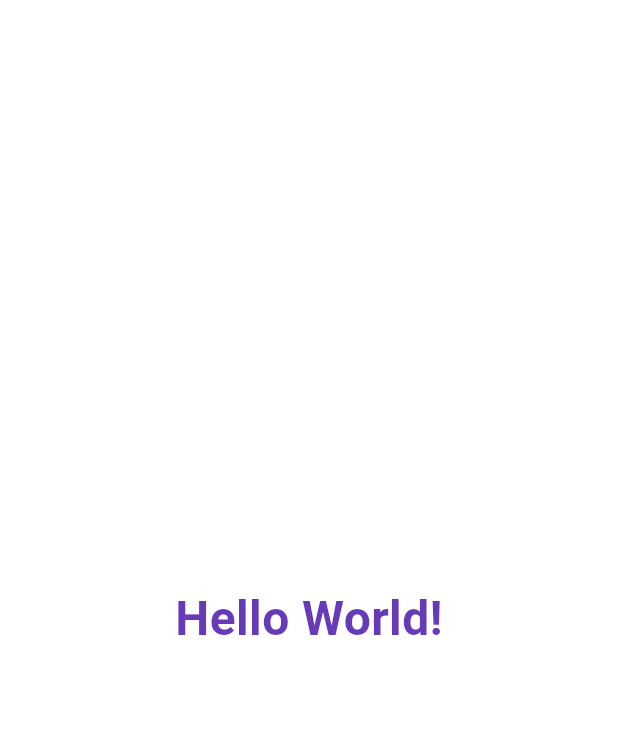
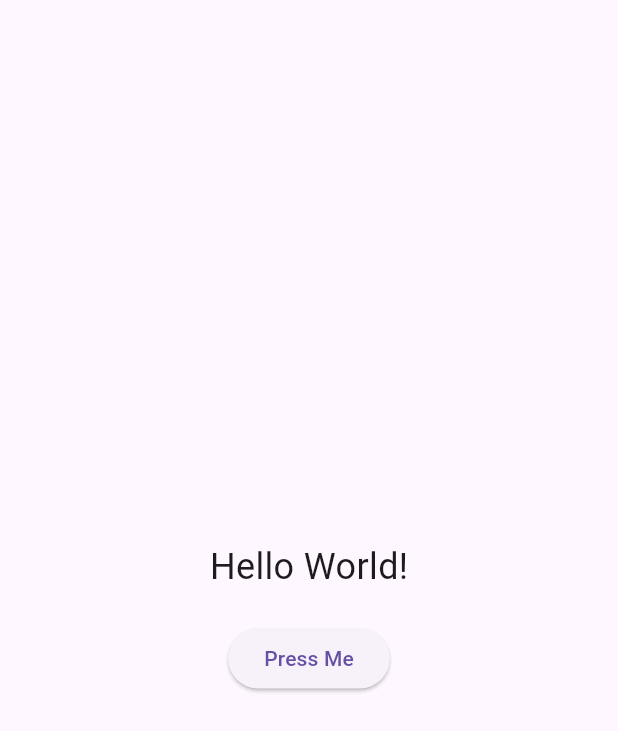
Before and after one commit to noobarafat/MAD_TrackerSheet, a Flutter app: the screen it shows after launch, on a phone screen of 412 x 824 dp. Shown: the top 731 px of the screen. Run offline on Flutter 3.47's test engine with Material 3 defaults, Android fonts, the phone set to English and light mode, and no system bars; Roboto replaces fonts that are missing (Lobster).

Commit message:
P2: Button Press

```diff
--- a/lib/main.dart
+++ b/lib/main.dart
@@ -9,31 +9,46 @@ class MyApp extends StatelessWidget {
 
   @override
   Widget build(BuildContext context) {
-    return MaterialApp(
-      title: 'Hello World App',
-      home: const HelloWorldScreen(),
-      theme: ThemeData(
-        fontFamily: 'Lobster', // Use the custom font
-      ),
+    return const MaterialApp(
+      debugShowCheckedModeBanner: false,
+      home: MyHomePage(),
     );
   }
 }
 
-class HelloWorldScreen extends StatelessWidget {
-  const HelloWorldScreen({super.key});
+class MyHomePage extends StatefulWidget {
+  const MyHomePage({super.key});
+
+  @override
+  State<MyHomePage> createState() => _MyHomePageState();
+}
+
+class _MyHomePageState extends State<MyHomePage> {
+  String displayText = "Hello World!";
+
+  void changeText() {
+    setState(() {
+      displayText = "Button Pressed";
+    });
+  }
 
   @override
   Widget build(BuildContext context) {
-    return const Scaffold(
-      backgroundColor: Colors.white,
+    return Scaffold(
       body: Center(
-        child: Text(
-          'Hello World!',
-          style: TextStyle(
-            fontSize: 32,
-            fontWeight: FontWeight.bold,
-            color: Colors.deepPurple, // Custom color
-          ),
+        child: Column(
+          mainAxisAlignment: MainAxisAlignment.center,
+          children: [
+            Text(
+              displayText,
+              style: const TextStyle(fontSize: 24),
+            ),
+            const SizedBox(height: 20),
+            ElevatedButton(
+              onPressed: changeText,
+              child: const Text("Press Me"),
+            ),
+          ],
         ),
       ),
     );
```
